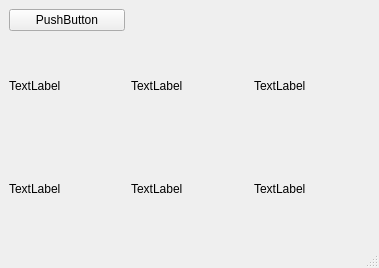
This is PernikovaChaloupka/detskeokenko.ui in pkubatrh/maraton0 as Qt 5 draws it before an edit. The edited form follows.
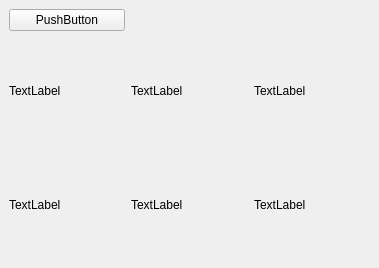
This is the edited form. Custom widgets are drawn as their Qt base class.

Patch:
```diff
--- a/PernikovaChaloupka/detskeokenko.ui
+++ b/PernikovaChaloupka/detskeokenko.ui
@@ -66,7 +66,6 @@
     </item>
    </layout>
   </widget>
-  <widget class="QStatusBar" name="statusbar"/>
  </widget>
  <customwidgets>
   <customwidget>
```
